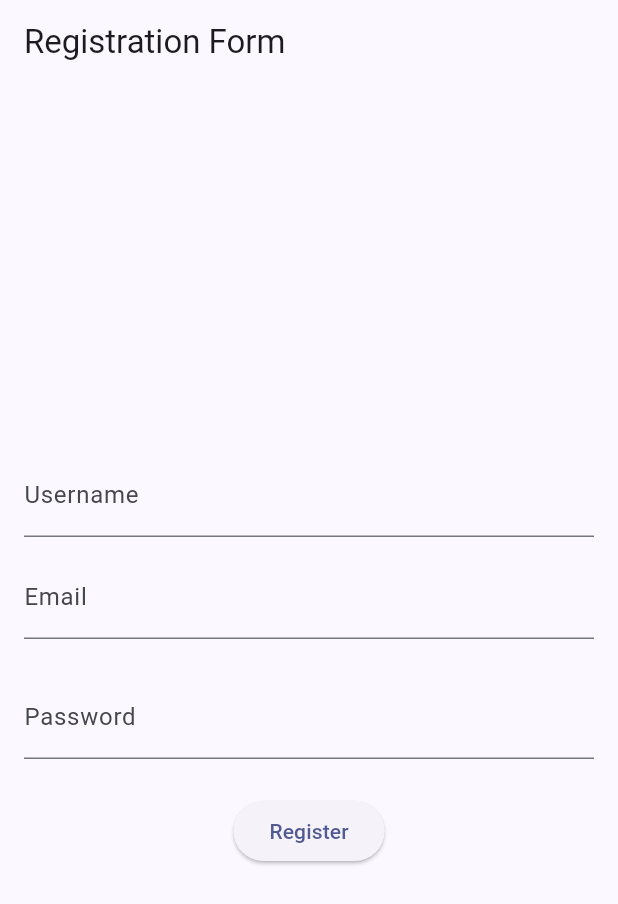
After one commit to rifdahnabilah23/RiiFruit-mobile, a Flutter app: the RegistrationPage screen opened directly, after a tap on "Register", on a phone screen of 412 x 824 dp. The commit adds this screen. Shown: the top 904 px of the screen. Run offline on Flutter 3.47's test engine with Material 2 defaults, Android fonts, the light colour scheme and no system bars; missing offline and left inert: pbp_django_auth; network calls fail.

Commit message:
nambahin bonus register

```diff
--- a/lib/main.dart
+++ b/lib/main.dart
@@ -1,7 +1,7 @@
 import 'package:pbp_django_auth/pbp_django_auth.dart';
 import 'package:provider/provider.dart';
 import 'package:riifruit/screens/login.dart';
-import 'package:riifruit/screens/menu.dart';
+// import 'package:riifruit/screens/menu.dart';
 import 'package:flutter/material.dart';
 
 void main() {
@@ -24,7 +24,7 @@ class MyApp extends StatelessWidget {
                   colorScheme: ColorScheme.fromSeed(seedColor: Colors.indigo),
                   useMaterial3: true,
               ),
-              home: LoginPage(),
+              home: const LoginPage(),
             ),
       );
     // return MaterialApp(
--- /dev/null
+++ b/lib/screens/register.dart
@@ -0,0 +1,123 @@
+import 'package:flutter/material.dart';
+import 'package:http/http.dart' as http;
+import 'package:riifruit/screens/login.dart';
+
+
+class RegistrationPage extends StatefulWidget {
+  @override
+  _RegistrationPageState createState() => _RegistrationPageState();
+}
+
+class _RegistrationPageState extends State<RegistrationPage> {
+  //final _formKey = GlobalKey<FormState>();
+  final TextEditingController _usernameController = TextEditingController();
+  final TextEditingController _emailController = TextEditingController();
+  final TextEditingController _passwordController = TextEditingController();
+
+  Future<void> _registerUser() async {
+    final url = Uri.parse("http://localhost:8000/auth/register/"
+        );
+    final response = await http.post(
+      url,
+      body: {
+        'username': _usernameController.text,
+        'email': _emailController.text,
+        'password1':
+            _passwordController.text, // Modify to match Django form fields
+        'password2':
+            _passwordController.text, // Modify to match Django form fields
+      },
+    );
+
+    if (response.statusCode == 200) {
+      // Handle successful registration
+      showDialog(
+        context: context,
+        builder: (BuildContext context) {
+          return AlertDialog(
+            title: Text('Success'),
+            content: Text('User registered successfully.'),
+            actions: <Widget>[
+              TextButton(
+                onPressed: () {
+                  Navigator.of(context).pop();
+                  Navigator.of(context).pushReplacement(MaterialPageRoute(
+                    builder: (BuildContext context) => LoginPage(),
+                  ));
+                },
+                child: Text('OK'),
+              ),
+            ],
+          );
+        },
+      );
+    } else {
+      // Handle registration errors
+      showDialog(
+        context: context,
+        builder: (BuildContext context) {
+          return AlertDialog(
+            title: Text('Error'),
+            content: Text('Failed to register user.'),
+            actions: <Widget>[
+              TextButton(
+                onPressed: () {
+                  Navigator.of(context).pop();
+                },
+                child: Text('OK'),
+              ),
+            ],
+          );
+        },
+      );
+    }
+  }
+
+  @override
+  Widget build(BuildContext context) {
+    return Scaffold(
+      appBar: AppBar(
+        title: const Text('Registration Form'),
+      ),
+      body: Container(
+        padding: const EdgeInsets.all(16.0),
+        child: Column(
+          mainAxisAlignment: MainAxisAlignment.center,
+          children: [
+            TextField(
+              controller: _usernameController,
+              decoration: const InputDecoration(
+                labelText: 'Username',
+              ),
+            ),
+            const SizedBox(height: 12.0),
+            TextField(
+              controller: _emailController,
+              decoration: const InputDecoration(
+                labelText: 'Email',
+              ),
+            ),
+            const SizedBox(height: 24.0),
+            TextField(
+              controller: _passwordController,
+              decoration: const InputDecoration(
+                labelText: 'Password',
+              ),
+              obscureText: true,
+            ),
+            const SizedBox(height: 24.0),
+            ElevatedButton(
+              onPressed: () async {
+                // String username = _usernameController.text;
+                // String password = _passwordController.text;
+
+                await _registerUser();
+              },
+              child: const Text('Register'),
+            ),
+          ],
+        ),
+      ),
+    );
+  }
+}
```
Also changed, not shown: lib/screens/login.dart (+18 -3 lines), 1 other file.
